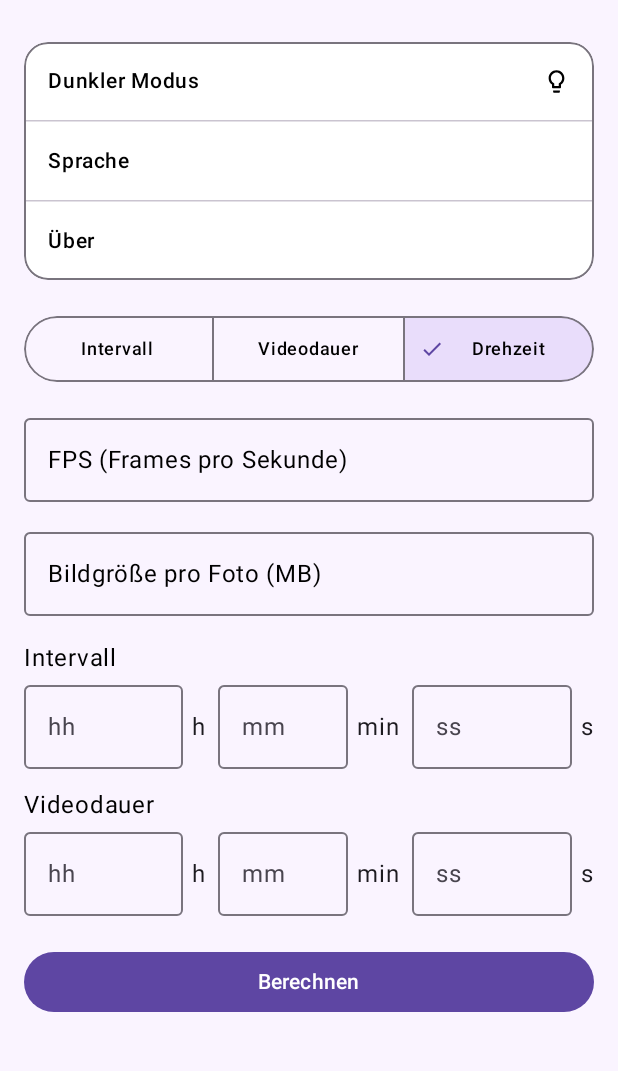
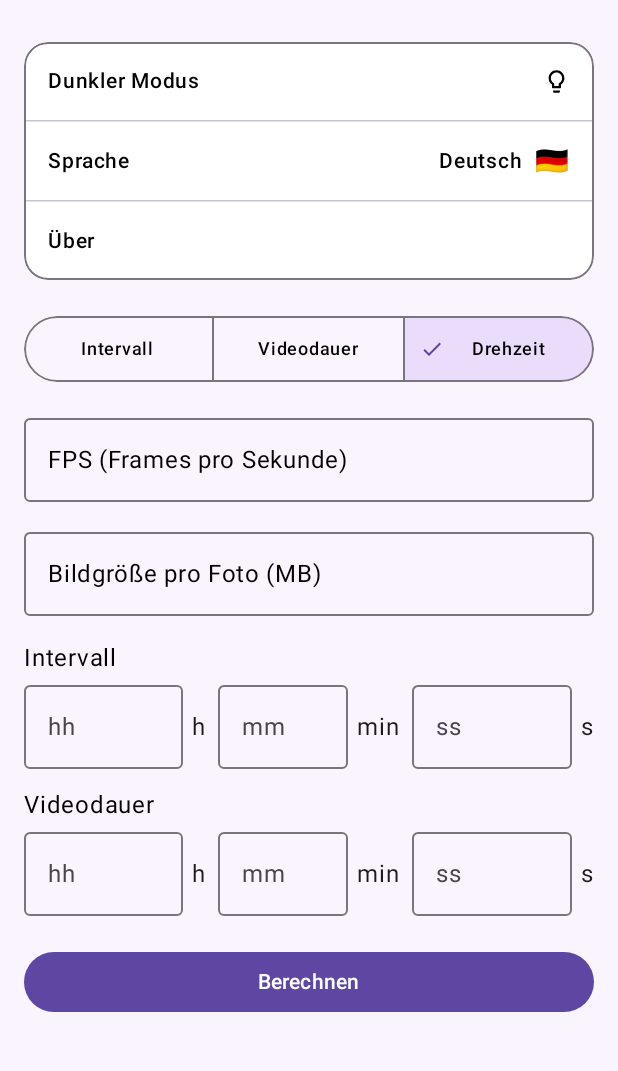
Before and after one commit to VikShepo/timelapse_calculator, an Android app built with Jetpack Compose: the screen it shows after launch (MainActivity), after a tap on "Einstellungen", on a phone screen of 412 x 824 dp, the part 102-1173 px from its top. Run offline under Robolectric (Android 15) with nearby library versions, the phone set to English and light mode, and no system bars; 3 other taps on this screen came first.

Commit message:
Language + flag are switched by clicking

```diff
--- a/app/src/main/java/com/example/timelapsecalculator/MainActivity.kt
+++ b/app/src/main/java/com/example/timelapsecalculator/MainActivity.kt
@@ -117,6 +117,18 @@ class MainActivity : ComponentActivity() {
 
 private enum class Mode(val title: String) { Interval("Intervall"), Video("Videodauer"), Shoot("Drehzeit") }
 
+private enum class Language(val leftLabel: String, val rightText: String, val flag: String) {
+	DE(leftLabel = "Sprache", rightText = "Deutsch", flag = "\uD83C\uDDE9\uD83C\uDDEA"),
+	EN(leftLabel = "Language", rightText = "English", flag = "\uD83C\uDDEC\uD83C\uDDE7"),
+	RU(leftLabel = "Язык", rightText = "Русский", flag = "\uD83C\uDDF7\uD83C\uDDFA");
+
+	fun next(): Language = when (this) {
+		DE -> EN
+		EN -> RU
+		RU -> DE
+	}
+}
+
 @OptIn(ExperimentalMaterial3Api::class)
 @Composable
 fun TimelapseScreen(
@@ -143,6 +155,8 @@ fun TimelapseScreen(
 	var resultPhotos by remember { mutableStateOf("") }
 	var resultStorage by remember { mutableStateOf("") }
 	var errorMessage by remember { mutableStateOf("") }
+
+	var language by remember { mutableStateOf(Language.DE) }
 
 	val gearRotation by animateFloatAsState(
 		targetValue = if (settingsExpanded) 90f else 0f,
@@ -282,14 +296,40 @@ fun TimelapseScreen(
 					}
 				}
 				HorizontalDivider()
-				Row(
+				Box(
 					modifier = Modifier
 						.fillMaxWidth()
-						.clickable { /* TODO: language action */ }
-						.padding(horizontal = 16.dp, vertical = 14.dp),
-					verticalAlignment = Alignment.CenterVertically
+						.clickable { language = language.next() }
+						.padding(horizontal = 16.dp, vertical = 14.dp)
 				) {
-					Text("Sprache", color = MaterialTheme.colorScheme.onSurface, fontSize = 14.sp, fontWeight = FontWeight.SemiBold)
+					androidx.compose.animation.AnimatedContent(
+						targetState = language.leftLabel,
+						transitionSpec = {
+							(fadeIn(animationSpec = tween(240, easing = LinearOutSlowInEasing)) +
+								scaleIn(initialScale = 0.94f)) togetherWith
+							fadeOut(animationSpec = tween(120, easing = FastOutLinearInEasing))
+						},
+						label = "langLeftTransition",
+						modifier = Modifier.align(Alignment.CenterStart)
+					) { left ->
+						Text(left, color = MaterialTheme.colorScheme.onSurface, fontSize = 14.sp, fontWeight = FontWeight.SemiBold)
+					}
+					androidx.compose.animation.AnimatedContent(
+						targetState = language,
+						transitionSpec = {
+							(fadeIn(animationSpec = tween(240, easing = LinearOutSlowInEasing)) +
+								scaleIn(initialScale = 0.94f)) togetherWith
+							fadeOut(animationSpec = tween(120, easing = FastOutLinearInEasing))
+						},
+						label = "langRightTransition",
+						modifier = Modifier.align(Alignment.CenterEnd)
+					) { lang ->
+						Row(verticalAlignment = Alignment.CenterVertically) {
+							Text(lang.rightText, color = MaterialTheme.colorScheme.onSurface, fontSize = 14.sp, fontWeight = FontWeight.SemiBold)
+							Spacer(Modifier.width(8.dp))
+							Text(lang.flag, fontSize = 18.sp)
+						}
+					}
 				}
 				HorizontalDivider()
 				Row(
```
